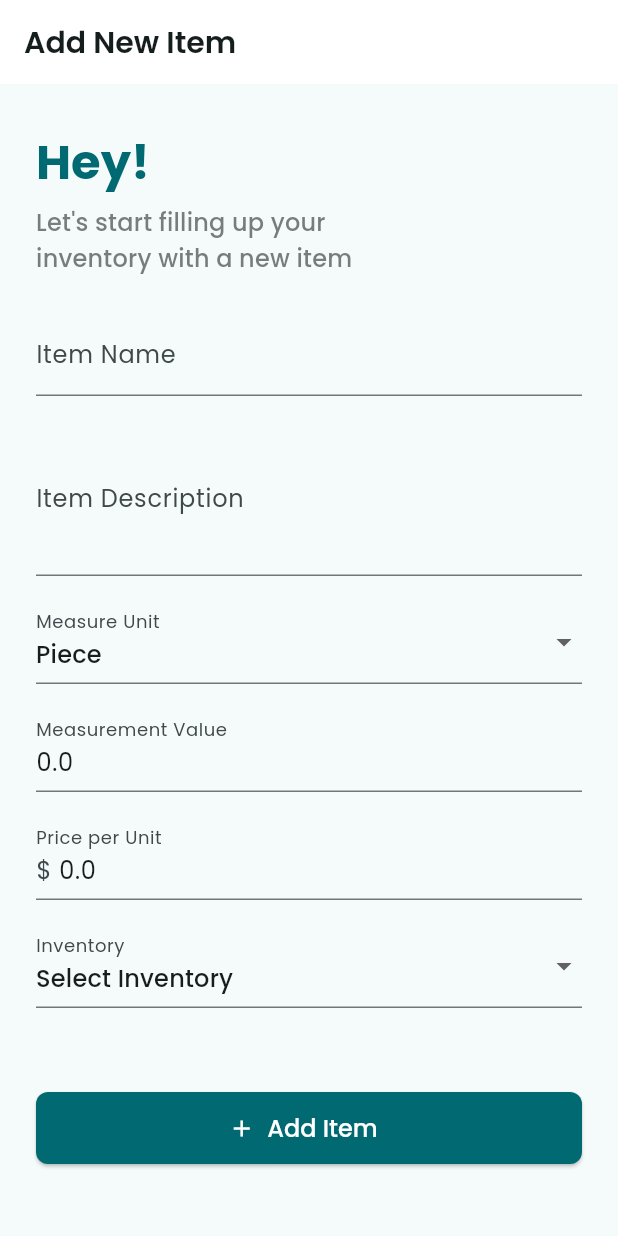
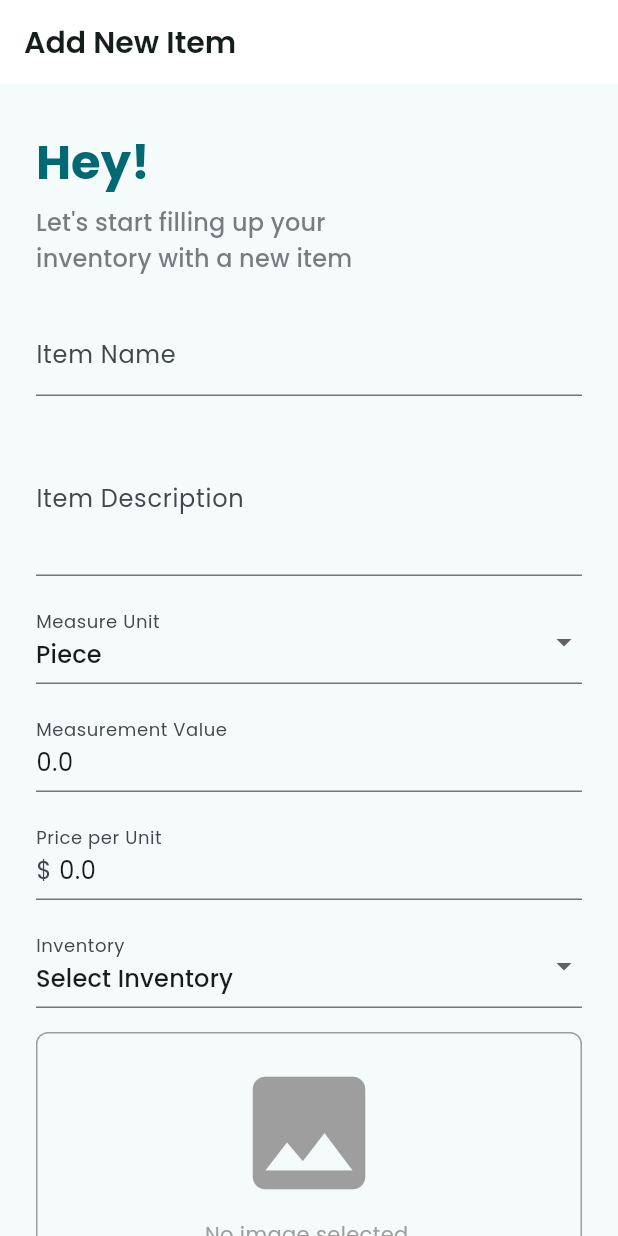
Before and after one commit to faruqonaayo/ethircle_blk_app, a Flutter app: the ItemForm screen opened by its route, on a phone screen of 412 x 824 dp. Run offline on Flutter 3.47's test engine with Material 3 defaults, Android fonts, the phone set to English and light mode, and no system bars; our stand-ins replace flutter_colorpicker, flutter_riverpod, go_router, google_fonts, image_picker, sqflite; accounts and stored records are empty.

Commit message:
ADD image handling functionality: enhance item model and service to support image paths; implement ImageField widget for image selection; update inventory details to display item images.

```diff
--- a/lib/data/database/local_db.dart
+++ b/lib/data/database/local_db.dart
@@ -54,6 +54,7 @@ class LocalDb {
         measurementValue REAL,
         pricePerUnit REAL,
         inventoryId TEXT,
+        imagePath TEXT,
         FOREIGN KEY (inventoryId) REFERENCES inventories (id)
       )
     ''');
--- a/lib/data/models/item/item.dart
+++ b/lib/data/models/item/item.dart
@@ -8,6 +8,7 @@ class Item {
   final double measurementValue;
   final double pricePerUnit;
   final String? inventoryId;
+  final String? imagePath;
 
   const Item({
     required this.id,
@@ -17,5 +18,6 @@ class Item {
     required this.measurementValue,
     required this.pricePerUnit,
     this.inventoryId,
+    this.imagePath,
   });
 }
--- a/lib/screens/item/item_form.dart
+++ b/lib/screens/item/item_form.dart
@@ -1,6 +1,9 @@
+import 'dart:io';
+
 import 'package:flutter/material.dart';
 import 'package:flutter_riverpod/flutter_riverpod.dart';
 
+import 'package:ethircle_blk_app/widgets/image_field.dart';
 import 'package:ethircle_blk_app/data/providers/item_provider.dart';
 import 'package:ethircle_blk_app/data/services/item_service.dart';
 import 'package:ethircle_blk_app/data/models/inventory/inventory.dart';
@@ -23,6 +26,7 @@ class _ItemFormState extends ConsumerState<ItemForm> {
   double _enteredMeasurementValue = 0.0;
   double _enteredPricePerUnit = 0.0;
   Inventory? _selectedInventory = null;
+  File? _selectedImage;
   late List<Inventory> _inventories;
 
   @override
@@ -157,6 +161,13 @@ class _ItemFormState extends ConsumerState<ItemForm> {
               });
             },
           ),
+          ImageField(
+            onImageSelected: (image) {
+              setState(() {
+                _selectedImage = image;
+              });
+            },
+          ),
 
           const SizedBox(height: 24),
           ElevatedButton.icon(
@@ -191,6 +202,7 @@ class _ItemFormState extends ConsumerState<ItemForm> {
       measurementValue: _enteredMeasurementValue,
       pricePerUnit: _enteredPricePerUnit,
       inventoryId: _selectedInventory?.id,
+      imagePath: _selectedImage?.path,
     );
 
     final itemNotifier = ref.read(itemProvider.notifier);
--- /dev/null
+++ b/lib/widgets/image_field.dart
@@ -0,0 +1,86 @@
+import 'dart:io';
+
+import 'package:flutter/material.dart';
+import 'package:image_picker/image_picker.dart';
+
+class ImageField extends StatefulWidget {
+  final Function(File image) onImageSelected;
+
+  const ImageField({super.key, required this.onImageSelected});
+
+  @override
+  State<ImageField> createState() => _ImageFieldState();
+}
+
+class _ImageFieldState extends State<ImageField> {
+  File? _selectedImage;
+  final ImagePicker _picker = ImagePicker();
+
+  @override
+  Widget build(BuildContext context) {
+    return Container(
+      padding: EdgeInsets.all(16),
+      width: double.infinity,
+      decoration: BoxDecoration(
+        border: Border.all(color: Colors.grey),
+        borderRadius: BorderRadius.circular(8),
+      ),
+      child: Column(
+        children: [
+          _selectedImage != null
+              ? Image.file(_selectedImage!, height: 200, fit: BoxFit.cover)
+              : Icon(Icons.image, size: 100, color: Colors.grey),
+          _selectedImage == null
+              ? Padding(
+                  padding: const EdgeInsets.all(8.0),
+                  child: Text(
+                    "No image selected.",
+                    style: TextStyle(color: Colors.grey),
+                  ),
+                )
+              : SizedBox.shrink(),
+          SizedBox(height: 16),
+          ElevatedButton.icon(
+            onPressed: _takePhoto,
+            icon: Icon(Icons.camera_alt),
+            label: Text("Take Photo"),
+          ),
+          SizedBox(height: 4),
+          TextButton.icon(
+            onPressed: _selectImage,
+            icon: Icon(Icons.image),
+            label: Text("Select Image"),
+          ),
+        ],
+      ),
+    );
+  }
+
+  Future<void> _takePhoto() async {
+    final XFile? photo = await _picker.pickImage(
+      source: ImageSource.camera,
+      maxWidth: 600,
+    );
+    if (photo == null) {
+      return;
+    }
+    setState(() {
+      _selectedImage = File(photo.path);
+    });
+    widget.onImageSelected(_selectedImage!);
+  }
+
+  Future<void> _selectImage() async {
+    final XFile? image = await _picker.pickImage(
+      source: ImageSource.gallery,
+      maxWidth: 600,
+    );
+    if (image == null) {
+      return;
+    }
+    setState(() {
+      _selectedImage = File(image.path);
+    });
+    widget.onImageSelected(_selectedImage!);
+  }
+}
--- a/pubspec.yaml
+++ b/pubspec.yaml
@@ -41,6 +41,8 @@ dependencies:
   sqflite: ^2.4.2
   path: ^1.9.1
   flutter_riverpod: ^3.0.3
+  image_picker: ^1.2.0
+  path_provider: ^2.1.5
 
 dev_dependencies:
   flutter_test:
```
Also changed, not shown: lib/data/services/item_service.dart (+37 -0 lines), lib/screens/inventory/inventory_details.dart (+15 -1 lines), pubspec.lock, 5 other files.
